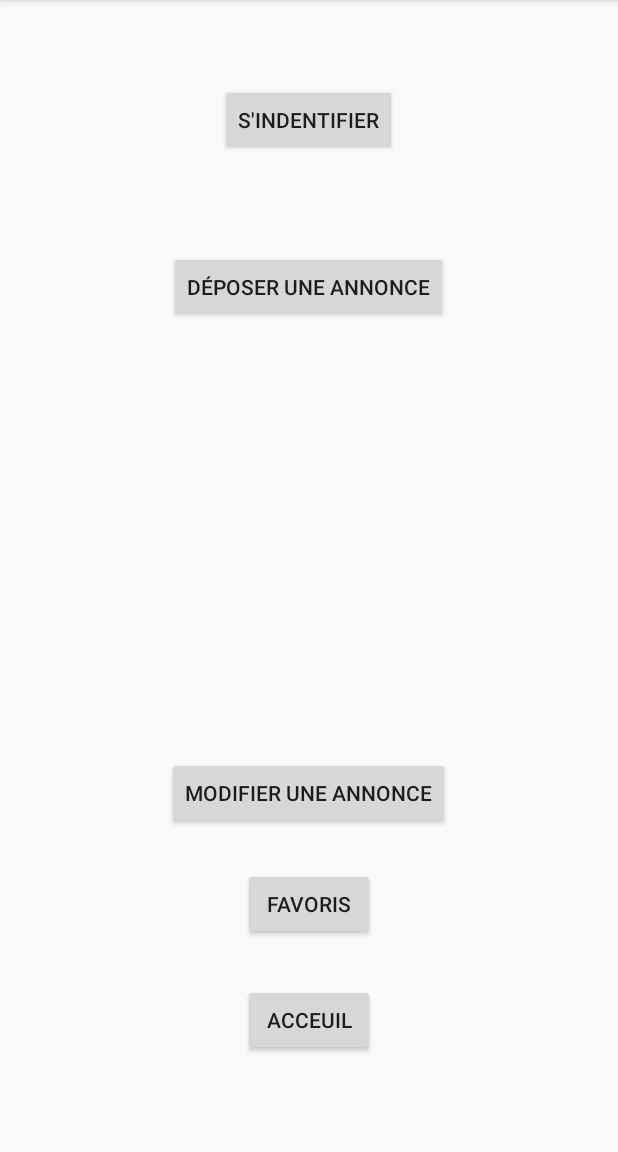
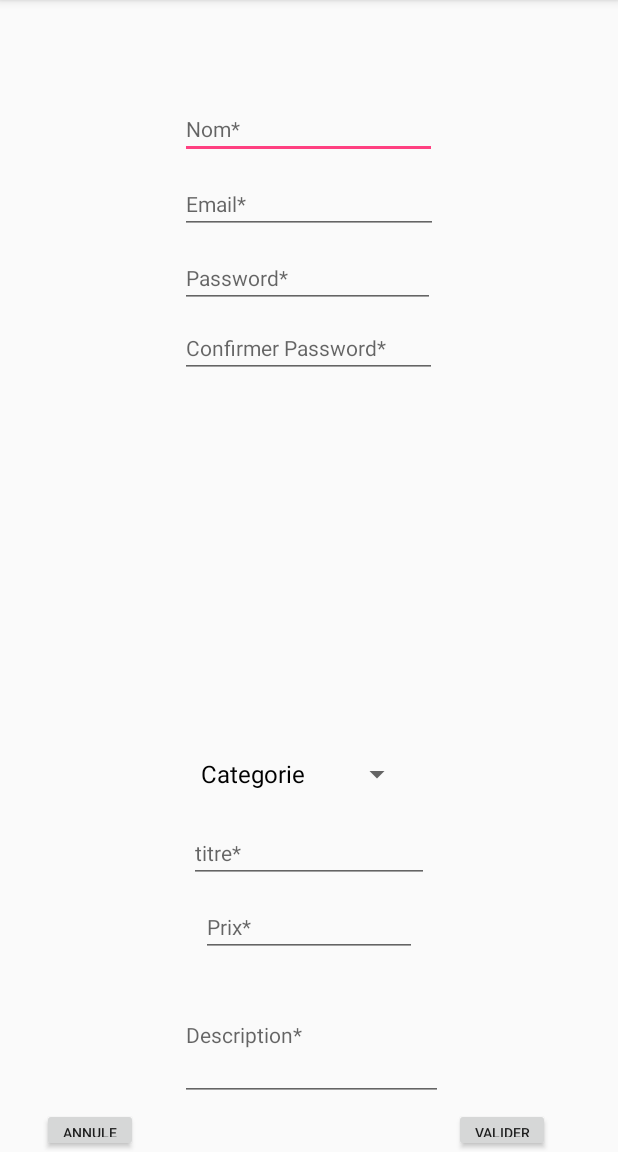
Before and after one commit to ynov-informatique-lyon-1621/android-project, an Android app: the ChoiceActivity screen opened directly, with no data from a screen before it, after a tap on "DÉPOSER UNE ANNONCE", on a phone screen of 412 x 824 dp, the part 84-1236 px from its top. Run offline under Robolectric (Android 15) with nearby library versions, the phone set to English and light mode, and no system bars.

Commit message:
Post annonce (quand l'API marchera) + formulaire avec les verif (pas tres beau)

```diff
--- a/app/src/main/AndroidManifest.xml
+++ b/app/src/main/AndroidManifest.xml
@@ -21,7 +21,8 @@
         </activity>
         <activity android:name=".UI.DetailAnnonceActivity" />
         <activity android:name=".UI.ChoiceActivity" />
-        <activity android:name=".UI.IdentificationActivity"></activity>
+        <activity android:name=".UI.IdentificationActivity" />
+        <activity android:name=".UI.DeposerAnnonceActivity"></activity>
     </application>
 
 </manifest>
--- a/app/src/main/java/com/ynov/informatiqueb2/lesbonnesaffairesdebibi/UI/ChoiceActivity.java
+++ b/app/src/main/java/com/ynov/informatiqueb2/lesbonnesaffairesdebibi/UI/ChoiceActivity.java
@@ -55,9 +55,8 @@ public class ChoiceActivity extends AppCompatActivity {
                     break;
                 //Clique sur le bouton Ajouter un personnage
                 case R.id.depAnnonce:
-                    //on crée notre intent et on le start
-//                    Intent AddIntent = new Intent(ChoiceActivity.this, AddPersoActivity.class);
-//                    startActivity(AddIntent);
+                    Intent intentDepAn = new Intent(ChoiceActivity.this,DeposerAnnonceActivity.class);
+                    startActivity(intentDepAn);
                     break;
 
                 case R.id.modifAnnonce:
--- /dev/null
+++ b/app/src/main/java/com/ynov/informatiqueb2/lesbonnesaffairesdebibi/UI/DeposerAnnonceActivity.java
@@ -0,0 +1,150 @@
+package com.ynov.informatiqueb2.lesbonnesaffairesdebibi.UI;
+
+import android.content.Intent;
+import android.graphics.Color;
+import android.support.v7.app.AppCompatActivity;
+import android.os.Bundle;
+import android.text.TextUtils;
+import android.view.View;
+import android.view.ViewGroup;
+import android.widget.ArrayAdapter;
+import android.widget.Button;
+import android.widget.EditText;
+import android.widget.Spinner;
+import android.widget.TextView;
+import android.widget.Toast;
+
+import com.ynov.informatiqueb2.lesbonnesaffairesdebibi.Controller.PostDeposerAnnonce;
+import com.ynov.informatiqueb2.lesbonnesaffairesdebibi.R;
+
+import java.util.regex.Pattern;
+
+
+public class DeposerAnnonceActivity extends AppCompatActivity {
+    Spinner categorie;
+    EditText nom;
+    EditText email;
+    EditText password;
+    EditText password2;
+    EditText titre;
+    EditText prix;
+    EditText description;
+    Button valider;
+    Button annuler;
+
+
+    @Override
+    protected void onCreate(Bundle savedInstanceState) {
+        super.onCreate(savedInstanceState);
+        setContentView(R.layout.activity_deposer_annonce);
+
+        categorie = (Spinner) findViewById(R.id.spinnerDepAn);
+        nom = (EditText) findViewById(R.id.nomDepAn);
+        email = (EditText) findViewById(R.id.emailDepAn);
+        password = (EditText) findViewById(R.id.pwdDepAn);
+        password2 = (EditText) findViewById(R.id.pwd2DepAn);
+        titre = (EditText) findViewById(R.id.titreDepAn);
+        prix = (EditText) findViewById(R.id.prixDepAn);
+        description = (EditText) findViewById(R.id.descDepAn);
+        String[] itemsCat = new String[]{"Categorie", "Vêtement", "Voiture"};
+
+        ArrayAdapter<String> adapter = new ArrayAdapter<String>(DeposerAnnonceActivity.this, R.layout.support_simple_spinner_dropdown_item, itemsCat) {
+
+            @Override
+            public boolean isEnabled(int position) {
+                if (position == 0) {
+                   // Disable the first item from Spinner
+                    // First item will be use for hint
+                   return false;
+               } else {
+                   return true;
+                }
+            }
+
+            @Override
+           public View getDropDownView(int position, View convertView,
+                                       ViewGroup parent) {
+               View view = super.getDropDownView(position, convertView, parent);
+               TextView tv = (TextView) view;
+               if (position == 0) {
+                  // Set the hint text color gray
+                    tv.setTextColor(Color.GRAY);
+                } else {
+                    tv.setTextColor(Color.BLACK);
+                }
+                return view; }
+        };
+        categorie.setAdapter(adapter);
+
+        initbutton();
+
+
+    }
+
+    private void initbutton(){
+        valider = (Button) findViewById(R.id.validerDepAn);
+        annuler = (Button) findViewById(R.id.annulerDepAn);
+
+        valider.setOnClickListener(myButtonSwitch);
+        annuler.setOnClickListener(myButtonSwitch);
+
+    }
+
+    private final View.OnClickListener myButtonSwitch = new View.OnClickListener() {
+        @Override
+        public void onClick(View v) {
+            switch (v.getId()) {
+                //Clique sur le bouton visualiser bouton
+                case R.id.validerDepAn:
+                    //Champs mandatory
+                    if (TextUtils.isEmpty(nom.getText().toString())){
+                        nom.setError("Veuilliez renseigner le nom du personnage");
+                    }
+                    //Champs mandatory
+                    else if (TextUtils.isEmpty(email.getText().toString())){
+                        email.setError("Veuilliez renseigner le nom du personnage");
+                    }
+                    //Champs mandatory
+                    else if (TextUtils.isEmpty(password.getText().toString())){
+                        password.setError("Veuilliez renseigner le nom du personnage");
+                    }
+                    //Champs mandatory
+                    else if (TextUtils.isEmpty(titre.getText().toString())){
+                        titre.setError("Veuilliez renseigner le nom du personnage");
+                    }
+                    //Champs mandatory
+                    else if (TextUtils.isEmpty(prix.getText().toString())){
+                        prix.setError("Veuilliez renseigner le nom du personnage");
+                    }
+                    //Champs mandatory
+                    else if (TextUtils.isEmpty(description.getText().toString())){
+                        description.setError("Veuilliez renseigner le nom du personnage");
+                    }
+                    else if(!password.getText().toString().equals(password2.getText().toString())){
+                        Toast.makeText(DeposerAnnonceActivity.this, "Les password ne correspondent pas", Toast.LENGTH_SHORT).show();
+                    }
+                    else if (Pattern.matches("^[_a-z0-9-]+(\\.[_a-z0-9-]+)*@[a-z0-9-]+(\\.[a-z0-9-]+)+$",email.getText().toString()) == false){
+                        Toast.makeText(DeposerAnnonceActivity.this, "Veuilliez renseigner un email valide", Toast.LENGTH_SHORT).show();
+                    }
+                    else
+                    //new PostDeposerAnnonce().execute(
+                        // nom.getText().toString(),
+                        // email.getText().toString(),
+                        // password.getText().toString(),
+                        // categorie.getSelectedItem().toString(),
+                        // prix.getText().toString(),
+                        // titre.getText().toString(),
+                        // description.getText().toString());
+                        Toast.makeText(DeposerAnnonceActivity.this, "Valider ", Toast.LENGTH_SHORT).show();
+
+                    break;
+                //Clique sur le bouton Ajouter un personnage
+                case R.id.annulerDepAn:
+                    //on crée notre intent et on le start
+                    Intent AddIntent = new Intent(DeposerAnnonceActivity.this, MainActivity.class);
+                    startActivity(AddIntent);
+                    break;
+            }
+        }
+    };
+}
--- a/app/src/main/res/layout/activity_choice.xml
+++ b/app/src/main/res/layout/activity_choice.xml
@@ -12,7 +12,7 @@
         android:layout_height="wrap_content"
         android:layout_alignParentTop="true"
         android:layout_centerHorizontal="true"
-        android:layout_marginTop="56dp"
+        android:layout_marginTop="55dp"
         android:text="S'indentifier"
         tools:layout_editor_absoluteX="118dp"
         tools:layout_editor_absoluteY="38dp" />
@@ -21,9 +21,9 @@
         android:id="@+id/depAnnonce"
         android:layout_width="wrap_content"
         android:layout_height="wrap_content"
+        android:layout_alignEnd="@+id/modifAnnonce"
         android:layout_alignParentTop="true"
-        android:layout_centerHorizontal="true"
-        android:layout_marginTop="167dp"
+        android:layout_marginTop="129dp"
         android:text="Déposer une annonce"
         tools:layout_editor_absoluteX="90dp"
         tools:layout_editor_absoluteY="130dp" />
@@ -32,9 +32,9 @@
         android:id="@+id/modifAnnonce"
         android:layout_width="wrap_content"
         android:layout_height="wrap_content"
-        android:layout_alignParentBottom="true"
+        android:layout_alignParentTop="true"
         android:layout_centerHorizontal="true"
-        android:layout_marginBottom="215dp"
+        android:layout_marginTop="197dp"
         android:text="Modifier une annonce"
         tools:layout_editor_absoluteX="90dp"
         tools:layout_editor_absoluteY="219dp" />
@@ -45,7 +45,7 @@
         android:layout_height="wrap_content"
         android:layout_alignParentBottom="true"
         android:layout_centerHorizontal="true"
-        android:layout_marginBottom="141dp"
+        android:layout_marginBottom="201dp"
         android:text="Favoris"
         tools:layout_editor_absoluteX="136dp"
         tools:layout_editor_absoluteY="315dp" />
@@ -56,7 +56,7 @@
         android:layout_height="wrap_content"
         android:layout_alignParentBottom="true"
         android:layout_centerHorizontal="true"
-        android:layout_marginBottom="64dp"
+        android:layout_marginBottom="127dp"
         android:text="Acceuil"
         tools:layout_editor_absoluteX="136dp"
         tools:layout_editor_absoluteY="403dp" />
--- /dev/null
+++ b/app/src/main/res/layout/activity_deposer_annonce.xml
@@ -0,0 +1,120 @@
+<?xml version="1.0" encoding="utf-8"?>
+<RelativeLayout xmlns:android="http://schemas.android.com/apk/res/android"
+    xmlns:app="http://schemas.android.com/apk/res-auto"
+    xmlns:tools="http://schemas.android.com/tools"
+    android:layout_width="match_parent"
+    android:layout_height="match_parent"
+    tools:context=".UI.DeposerAnnonceActivity">
+
+    <EditText
+        android:id="@+id/nomDepAn"
+        android:layout_width="171dp"
+        android:layout_height="wrap_content"
+        android:layout_alignStart="@+id/pwdDepAn"
+        android:layout_alignParentTop="true"
+        android:layout_marginTop="66dp"
+        android:ems="10"
+        android:hint="Nom*"
+        android:inputType="textPersonName"
+        android:textSize="14sp" />
+
+    <EditText
+        android:id="@+id/pwdDepAn"
+        android:layout_width="170dp"
+        android:layout_height="wrap_content"
+        android:layout_alignStart="@+id/pwd2DepAn"
+        android:layout_alignParentTop="true"
+        android:layout_marginTop="165dp"
+        android:ems="10"
+        android:hint="Password*"
+        android:inputType="textPassword"
+        android:textSize="14sp" />
+
+    <EditText
+        android:id="@+id/pwd2DepAn"
+        android:layout_width="171dp"
+        android:layout_height="wrap_content"
+        android:layout_alignParentTop="true"
+        android:layout_centerHorizontal="true"
+        android:layout_marginTop="212dp"
+        android:ems="10"
+        android:hint="Confirmer Password*"
+        android:inputType="textPassword"
+        android:textSize="14sp" />
+
+    <EditText
+        android:id="@+id/prixDepAn"
+        android:layout_width="144dp"
+        android:layout_height="wrap_content"
+        android:layout_alignParentBottom="true"
+        android:layout_centerHorizontal="true"
+        android:layout_marginBottom="130dp"
+        android:ems="10"
+        android:hint="Prix*"
+        android:inputType="number"
+        android:textSize="14sp" />
+
+    <EditText
+        android:id="@+id/emailDepAn"
+        android:layout_width="172dp"
+        android:layout_height="wrap_content"
+        android:layout_alignParentTop="true"
+        android:layout_centerHorizontal="true"
+        android:layout_marginTop="116dp"
+        android:ems="10"
+        android:hint="Email*"
+        android:inputType="textEmailAddress"
+        android:textSize="14sp" />
+
+    <EditText
+        android:id="@+id/descDepAn"
+        android:layout_width="175dp"
+        android:layout_height="87dp"
+        android:layout_alignStart="@+id/nomDepAn"
+        android:layout_alignParentBottom="true"
+        android:layout_marginBottom="34dp"
+        android:ems="10"
+        android:hint="Description*"
+        android:inputType="textPersonName"
+        android:textSize="14sp" />
+
+    <Spinner
+        android:id="@+id/spinnerDepAn"
+        android:layout_width="149dp"
+        android:layout_height="wrap_content"
+        android:layout_alignStart="@+id/titreDepAn"
+        android:layout_alignParentBottom="true"
+        android:layout_marginBottom="228dp" />
+
+    <Button
+        android:id="@+id/validerDepAn"
+        android:layout_width="64dp"
+        android:layout_height="29dp"
+        android:layout_alignTop="@+id/annulerDepAn"
+        android:layout_alignParentEnd="true"
+        android:layout_marginEnd="45dp"
+        android:text="Valider"
+        android:textSize="9sp" />
+
+    <Button
+        android:id="@+id/annulerDepAn"
+        android:layout_width="64dp"
+        android:layout_height="29dp"
+        android:layout_alignParentStart="true"
+        android:layout_alignParentBottom="true"
+        android:layout_marginStart="28dp"
+        android:text="Annuler"
+        android:textSize="9sp" />
+
+    <EditText
+        android:id="@+id/titreDepAn"
+        android:layout_width="wrap_content"
+        android:layout_height="wrap_content"
+        android:layout_alignParentBottom="true"
+        android:layout_centerHorizontal="true"
+        android:layout_marginBottom="179dp"
+        android:ems="10"
+        android:inputType="textPersonName"
+        android:hint="titre*"
+        android:textSize="14sp" />
+</RelativeLayout>
```
Also changed, not shown: app/src/main/java/com/ynov/informatiqueb2/lesbonnesaffairesdebibi/Controller/PostDeposerAnnonce.java (added, +79 -0 lines), app/src/main/java/com/ynov/informatiqueb2/lesbonnesaffairesdebibi/UI/MainActivity.java (+24 -24 lines).
